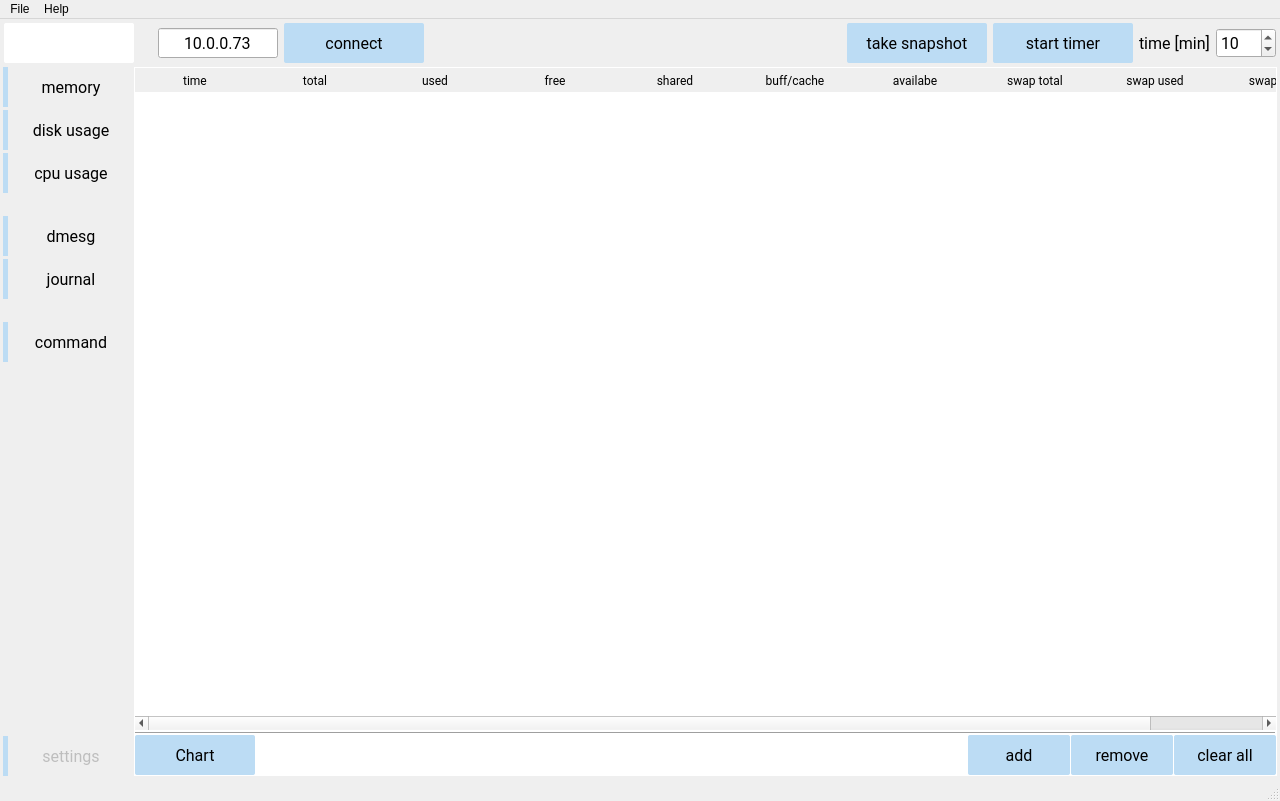
The window that GUI/qt5_MainWindow.ui (jaroslavkovar80/SSHClient) describes before a commit, drawn with Qt 5.
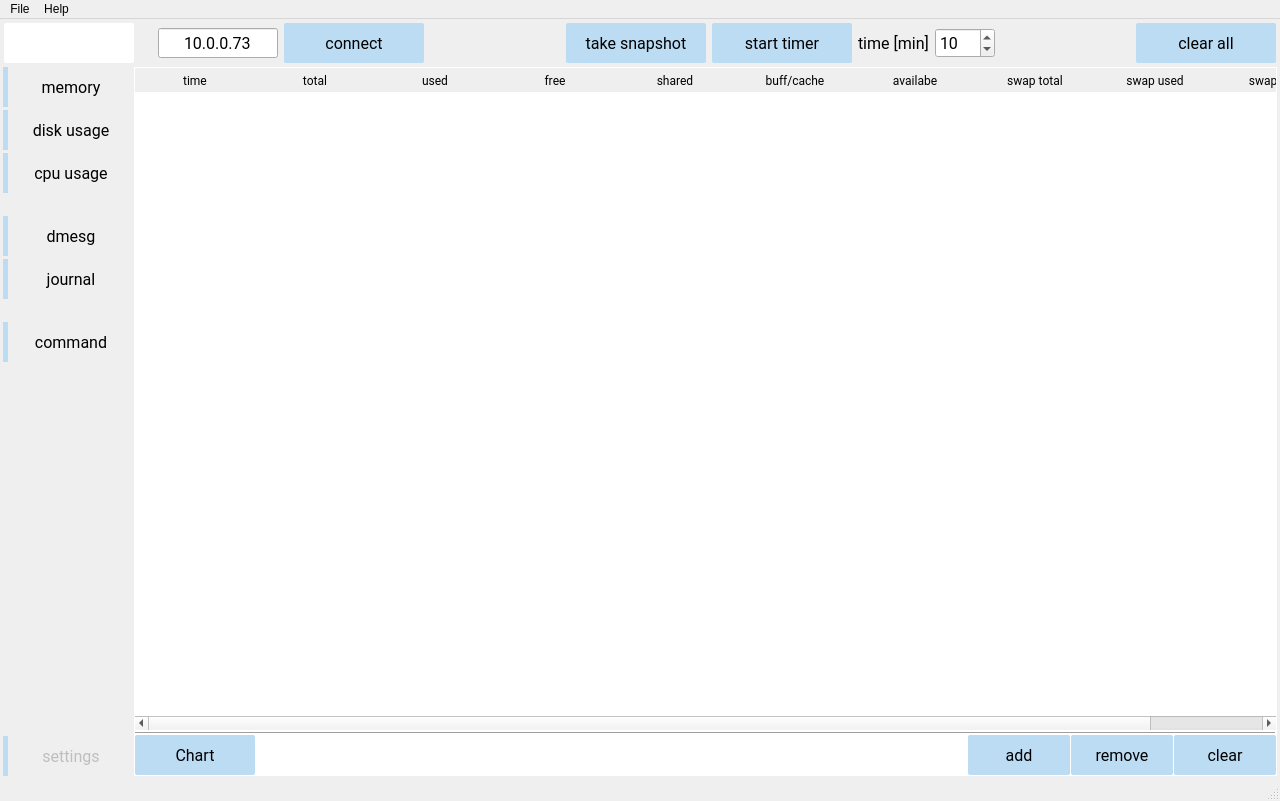
The same window after the commit. Icons and pictures are not drawn.

Commit message: V 1.0.1 - added clear all button, connection checking before command is called, to graph time axis was date added

Diff of the .ui file:
```diff
--- a/GUI/qt5_MainWindow.ui
+++ b/GUI/qt5_MainWindow.ui
@@ -683,7 +683,7 @@
      </layout>
     </item>
     <item row="0" column="0" colspan="2">
-     <layout class="QHBoxLayout" name="hlayoutTop" stretch="0,0,0,1,0,0,0,0,0,0">
+     <layout class="QHBoxLayout" name="hlayoutTop" stretch="0,0,0,1,0,0,0,0,0,0,0,0">
       <property name="spacing">
        <number>6</number>
       </property>
@@ -955,6 +955,54 @@
         </property>
        </widget>
       </item>
+      <item>
+       <spacer name="horizontalSpacer_6">
+        <property name="orientation">
+         <enum>Qt::Horizontal</enum>
+        </property>
+        <property name="sizeHint" stdset="0">
+         <size>
+          <width>20</width>
+          <height>20</height>
+         </size>
+        </property>
+       </spacer>
+      </item>
+      <item>
+       <widget class="QPushButton" name="btnClearAll">
+        <property name="minimumSize">
+         <size>
+          <width>140</width>
+          <height>40</height>
+         </size>
+        </property>
+        <property name="maximumSize">
+         <size>
+          <width>140</width>
+          <height>40</height>
+         </size>
+        </property>
+        <property name="font">
+         <font>
+          <family>Roboto</family>
+          <pointsize>12</pointsize>
+         </font>
+        </property>
+        <property name="text">
+         <string>clear all</string>
+        </property>
+        <property name="icon">
+         <iconset resource="resources.qrc">
+          <normaloff>:/test/pictures/trash-2.svg</normaloff>:/test/pictures/trash-2.svg</iconset>
+        </property>
+        <property name="iconSize">
+         <size>
+          <width>20</width>
+          <height>20</height>
+         </size>
+        </property>
+       </widget>
+      </item>
      </layout>
     </item>
     <item row="1" column="1">
@@ -1248,7 +1296,7 @@
              </font>
             </property>
             <property name="text">
-             <string>clear all</string>
+             <string>clear</string>
             </property>
             <property name="icon">
              <iconset resource="resources.qrc">
```
Left out of the diff: 6 changed lines with no effect on the pictures. The commit also changes 4 other files.
